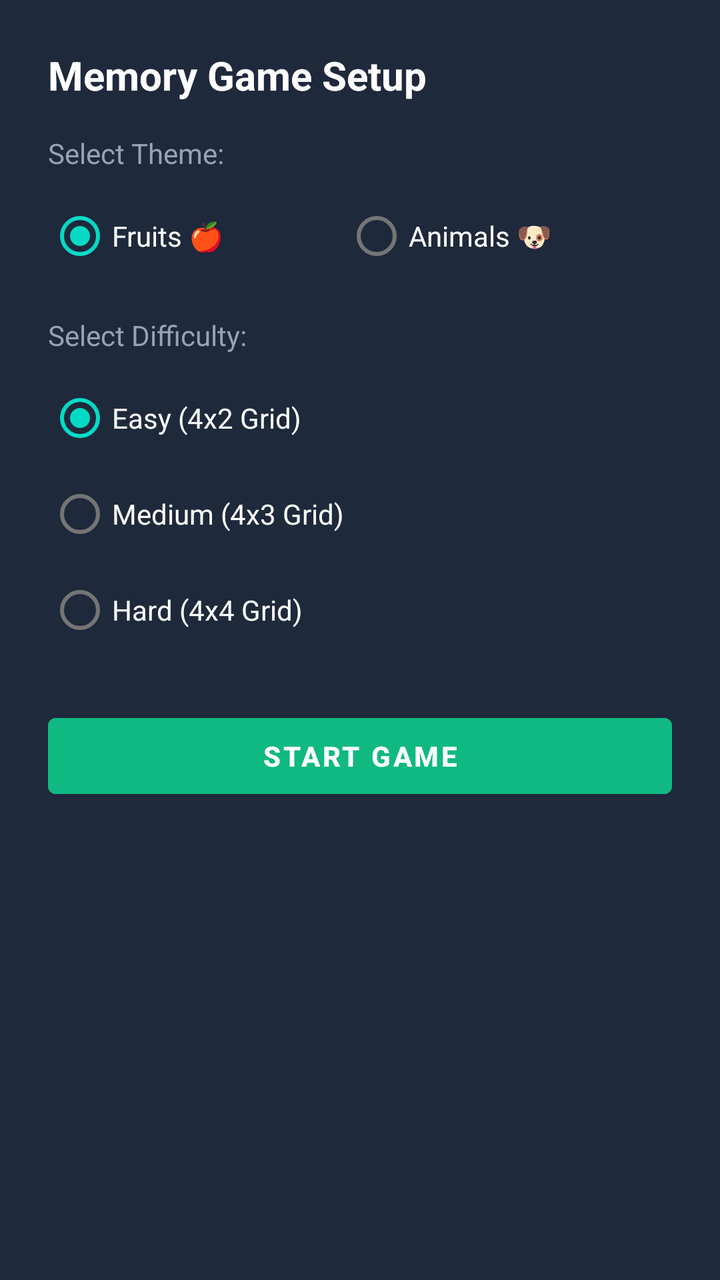
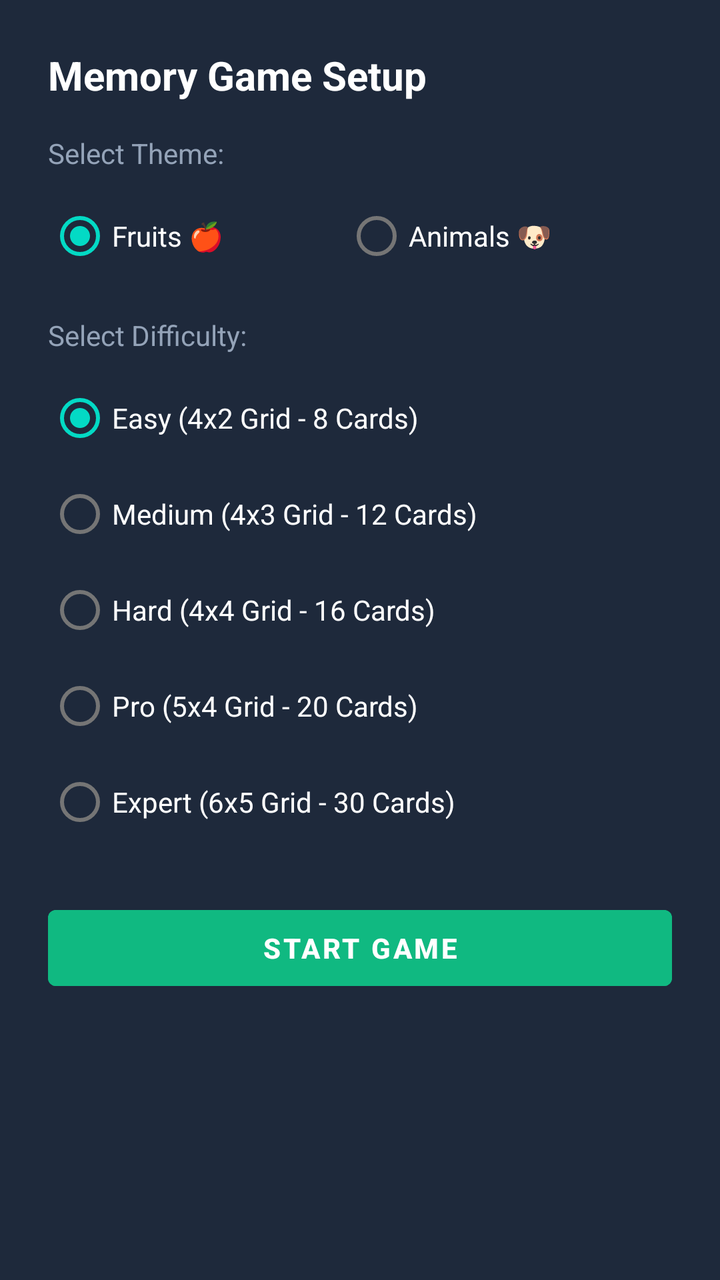

The first picture is an Android layout as it rendered before a commit; the second is the same layout after the commit. The layout source and the unified diff follow.
<!-- AndroidManifest.xml: application theme Theme.TicTacToe -->
<!-- res/layout/dialog_memory_setup.xml -->
<?xml version="1.0" encoding="utf-8"?>
<LinearLayout xmlns:android="http://schemas.android.com/apk/res/android"
    android:layout_width="match_parent"
    android:layout_height="wrap_content"
    android:orientation="vertical"
    android:padding="24dp"
    android:background="#1E293B">

    <TextView
        android:layout_width="match_parent"
        android:layout_height="wrap_content"
        android:text="Memory Game Setup"
        android:textColor="@color/white"
        android:textSize="20sp"
        android:textStyle="bold"
        android:layout_marginBottom="16dp"/>

    <TextView
        android:layout_width="match_parent"
        android:layout_height="wrap_content"
        android:text="Select Theme:"
        android:textColor="#94A3B8"
        android:layout_marginBottom="8dp"/>

    <RadioGroup
        android:id="@+id/rgTheme"
        android:layout_width="match_parent"
        android:layout_height="wrap_content"
        android:orientation="horizontal"
        android:layout_marginBottom="16dp">
        <RadioButton
            android:id="@+id/rbFruits"
            android:layout_width="wrap_content"
            android:layout_height="wrap_content"
            android:text="Fruits 🍎"
            android:textColor="@color/white"
            android:checked="true"
            android:layout_weight="1"/>
        <RadioButton
            android:id="@+id/rbAnimals"
            android:layout_width="wrap_content"
            android:layout_height="wrap_content"
            android:text="Animals 🐶"
            android:textColor="@color/white"
            android:layout_weight="1"/>
    </RadioGroup>

    <TextView
        android:layout_width="match_parent"
        android:layout_height="wrap_content"
        android:text="Select Difficulty:"
        android:textColor="#94A3B8"
        android:layout_marginBottom="8dp"/>

    <RadioGroup
        android:id="@+id/rgDifficulty"
        android:layout_width="match_parent"
        android:layout_height="wrap_content"
        android:orientation="vertical"
        android:layout_marginBottom="24dp">
        <RadioButton
            android:id="@+id/rbEasy"
            android:layout_width="match_parent"
            android:layout_height="wrap_content"
            android:text="Easy (4x2 Grid)"
            android:textColor="@color/white"
            android:checked="true"/>
        <RadioButton
            android:id="@+id/rbMedium"
            android:layout_width="match_parent"
            android:layout_height="wrap_content"
            android:text="Medium (4x3 Grid)"
            android:textColor="@color/white"/>
        <RadioButton
            android:id="@+id/rbHard"
            android:layout_width="match_parent"
            android:layout_height="wrap_content"
            android:text="Hard (4x4 Grid)"
            android:textColor="@color/white"/>
    </RadioGroup>

    <Button
        android:id="@+id/btnStart"
        android:layout_width="match_parent"
        android:layout_height="50dp"
        android:text="START GAME"
        android:backgroundTint="#10B981"
        android:textColor="@color/white"
        android:textStyle="bold"/>

</LinearLayout>
<!-- resources referenced by this layout -->
<resources>
  <color name="white">#FFFFFFFF</color>
  <style name="Theme.TicTacToe" parent="Theme.MaterialComponents.DayNight.NoActionBar">
          <item name="colorPrimary">@color/purple_500</item>
          <item name="colorPrimaryVariant">@color/purple_700</item>
          <item name="colorOnPrimary">@color/white</item>
          <item name="colorSecondary">@color/teal_200</item>
          <item name="colorSecondaryVariant">@color/teal_700</item>
          <item name="colorOnSecondary">@color/black</item>
          <item name="android:statusBarColor">@color/background_color</item>
          <item name="android:windowBackground">@color/background_color</item>
      </style>
  <color name="purple_500">#FF6200EE</color>
  <color name="purple_700">#FF3700B3</color>
  <color name="teal_200">#FF03DAC5</color>
  <color name="teal_700">#FF018786</color>
  <color name="black">#FF000000</color>
  <color name="background_color">#1E1B4B</color>
</resources>

<!-- the commit's change to res/layout/dialog_memory_setup.xml (unified diff, before → after) -->
@@ -62,20 +62,32 @@
             android:id="@+id/rbEasy"
             android:layout_width="match_parent"
             android:layout_height="wrap_content"
-            android:text="Easy (4x2 Grid)"
+            android:text="Easy (4x2 Grid - 8 Cards)"
             android:textColor="@color/white"
             android:checked="true"/>
         <RadioButton
             android:id="@+id/rbMedium"
             android:layout_width="match_parent"
             android:layout_height="wrap_content"
-            android:text="Medium (4x3 Grid)"
+            android:text="Medium (4x3 Grid - 12 Cards)"
             android:textColor="@color/white"/>
         <RadioButton
             android:id="@+id/rbHard"
             android:layout_width="match_parent"
             android:layout_height="wrap_content"
-            android:text="Hard (4x4 Grid)"
+            android:text="Hard (4x4 Grid - 16 Cards)"
+            android:textColor="@color/white"/>
+        <RadioButton
+            android:id="@+id/rbPro"
+            android:layout_width="match_parent"
+            android:layout_height="wrap_content"
+            android:text="Pro (5x4 Grid - 20 Cards)"
+            android:textColor="@color/white"/>
+        <RadioButton
+            android:id="@+id/rbExpert"
+            android:layout_width="match_parent"
+            android:layout_height="wrap_content"
+            android:text="Expert (6x5 Grid - 30 Cards)"
             android:textColor="@color/white"/>
     </RadioGroup>
 
